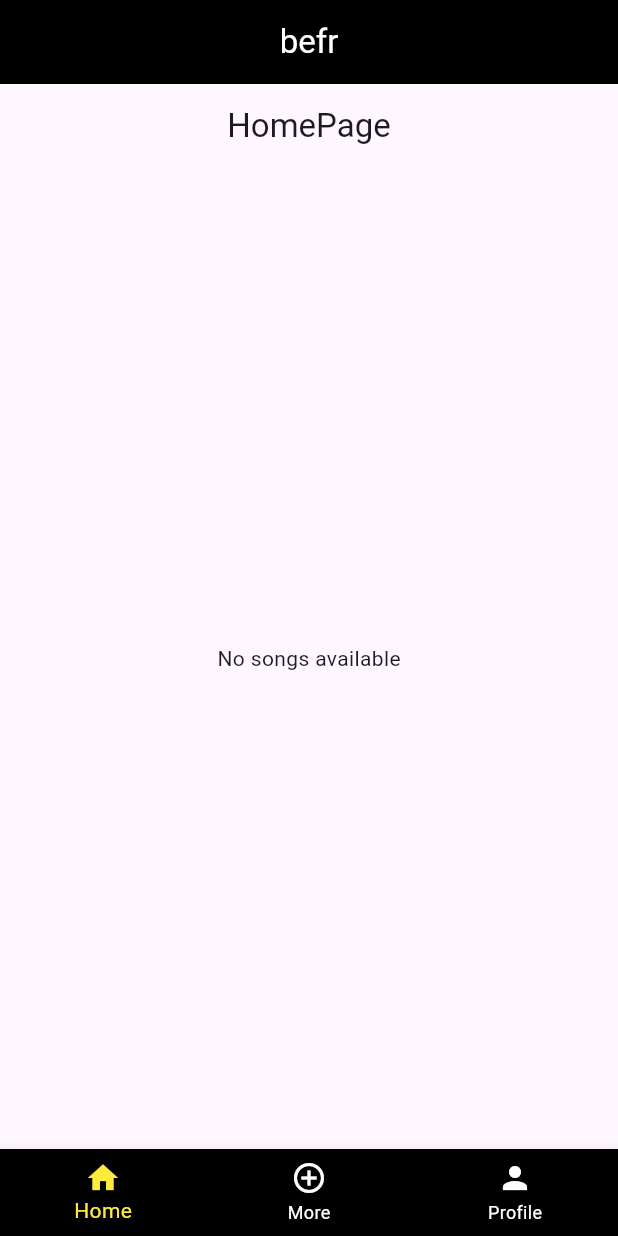
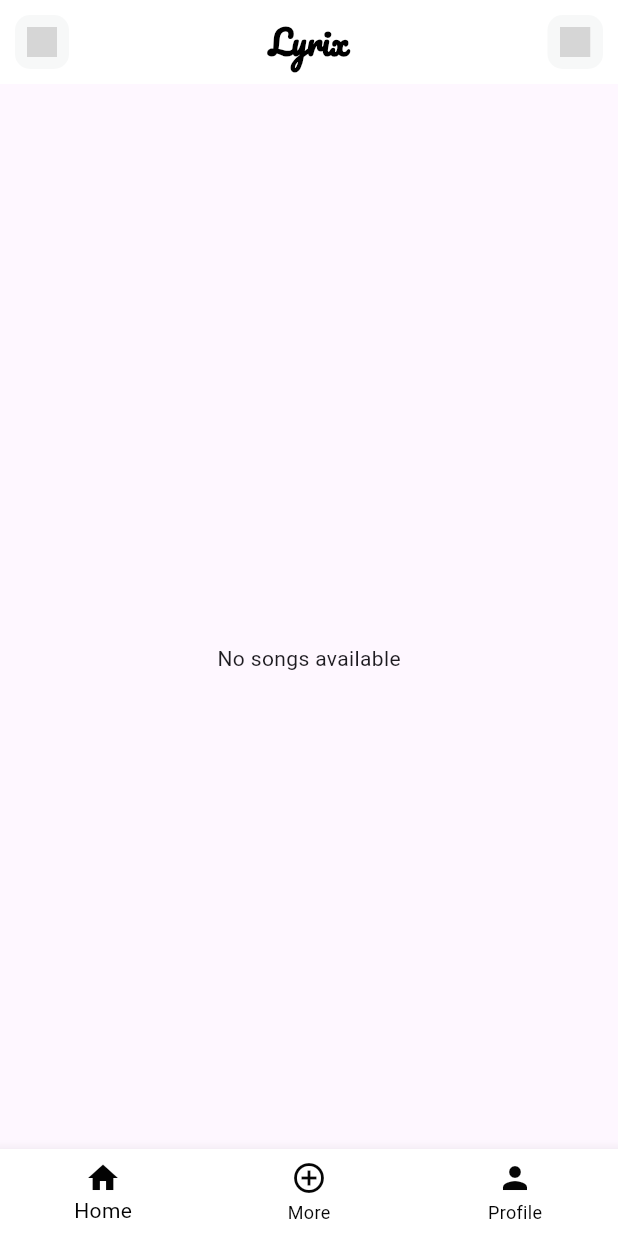
Before and after one commit to mathewsdmitri/befr, a Flutter app: the screen it shows after launch, on a phone screen of 412 x 824 dp. Run offline on Flutter 3.47's test engine with Material 3 defaults, Android fonts, the phone set to English and light mode, and no system bars; our stand-ins replace flutter_svg; grey boxes are pictures that could not be loaded.

Commit message:
made changes to the UI
still having trouble with the svg icon files

```diff
--- a/myproj/lib/homePage.dart
+++ b/myproj/lib/homePage.dart
@@ -10,7 +10,7 @@ class HomePage extends StatelessWidget {
   @override
   Widget build(BuildContext context) {
     return Scaffold(
-      appBar: AppBar(title: const Text('HomePage'), centerTitle: true),
+      appBar: AppBar(title: const Text(''), centerTitle: true),
       body: songs.isEmpty
           ? const Center(child: Text('No songs available'))
           : ListView.separated(
@@ -21,11 +21,10 @@ class HomePage extends StatelessWidget {
                   title: Text(song['track_name']),
                   subtitle: Text(song['artist_name']),
                 );
-
               },
               separatorBuilder: (context, index) {
-                   return const Divider(color: Colors.black, thickness: 1);
-                 },
+                return const Divider(color: Colors.black, thickness: 1);
+              },
             ),
     );
   }
--- a/myproj/lib/main.dart
+++ b/myproj/lib/main.dart
@@ -1,3 +1,5 @@
+import 'package:flutter_svg/flutter_svg.dart';
+
 import 'homePage.dart';
 import 'userPage.dart';
 import 'package:flutter/material.dart';
@@ -66,19 +68,50 @@ class _MyHomePageState extends State<MyHomePage> {
 
     return Scaffold(
       appBar: AppBar(
-        backgroundColor: Colors.black,
-        title: const Center(
-          child: Text(
-            'befr',
-            style: TextStyle(color: Colors.white),
+        backgroundColor: Colors.white,
+        title: Text(
+          'Lyrix',
+          style: TextStyle(
+              color: Colors.black,
+              fontFamily: 'Pacifico',
+              fontWeight: FontWeight.bold),
+        ),
+        centerTitle: true,
+        leading: Container(
+          margin: EdgeInsets.all(10),
+          alignment: Alignment.center,
+          decoration: BoxDecoration(
+              color: Color(0xffF7F8F8),
+              borderRadius: BorderRadius.circular(10)),
+          child: SvgPicture.asset(
+            'assets/icons/chevron-left-icon.svg',
+            height: 20,
+            width: 20,
           ),
         ),
+        actions: [
+          GestureDetector(
+            child: Container(
+              margin: EdgeInsets.all(10),
+              alignment: Alignment.center,
+              width: 37,
+              decoration: BoxDecoration(
+                  color: Color(0xffF7F8F8),
+                  borderRadius: BorderRadius.circular(10)),
+              child: SvgPicture.asset(
+                'assets/icons/chevron-left-icon.svg',
+                height: 20,
+                width: 20,
+              ),
+            ),
+          )
+        ],
       ),
       body: Center(
         child: _widgetOptions()[_selectedIndex], // Display the selected widget
       ),
       bottomNavigationBar: BottomNavigationBar(
-        backgroundColor: Colors.black,
+        backgroundColor: Colors.white,
 
         items: const <BottomNavigationBarItem>[
           BottomNavigationBarItem(
@@ -97,8 +130,10 @@ class _MyHomePageState extends State<MyHomePage> {
 
         currentIndex: _selectedIndex, // Highlight the selected item
         onTap: _onItemTapped, // Handle item tap
-        selectedItemColor: Colors.yellow, // Change selected item color
-        unselectedItemColor: Colors.white, // Change unselected item color
+        selectedItemColor:
+            const Color.fromARGB(255, 3, 3, 3), // Change selected item color
+        unselectedItemColor:
+            const Color.fromARGB(255, 6, 6, 6), // Change unselected item color
       ),
     );
   }
```
Also changed, not shown: myproj/pubspec.yaml (+14 -0 lines), myproj/assets/icons/chevron-left-icon.svg (added), myproj/assets/icons/round-arrow-left-icon.svg (added), myproj/fonts/Lobster-Regular.ttf (added), myproj/fonts/Pacifico-Regular.ttf (added), myproj/pubspec.lock.
